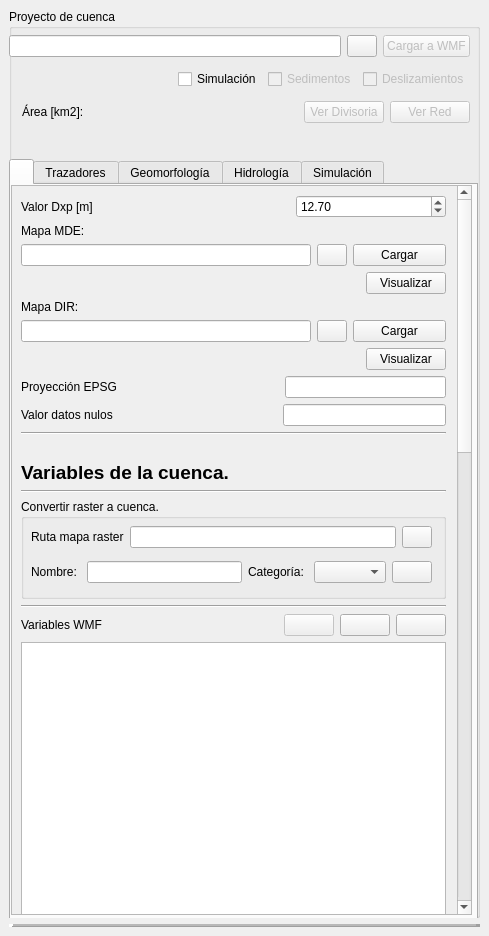
The window that qgisplugin/HydroSEDPlugin_dockwidget_base.ui (nicolas998/WMF) describes before a commit, drawn with Qt 5.
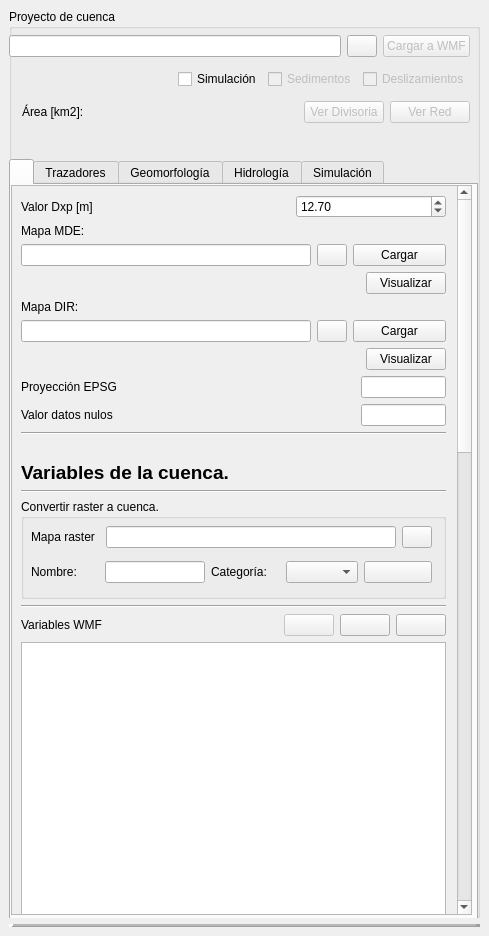
The same window after the commit. The open tabs and pages were chosen to show the change. Icons and pictures are not drawn.

Patch:
```diff
--- a/qgisplugin/HydroSEDPlugin_dockwidget_base.ui
+++ b/qgisplugin/HydroSEDPlugin_dockwidget_base.ui
@@ -294,7 +294,7 @@
             <property name="geometry">
              <rect>
               <x>0</x>
-              <y>0</y>
+              <y>-455</y>
               <width>443</width>
               <height>2018</height>
              </rect>
@@ -609,7 +609,7 @@
                       <enum>Qt::LeftToRight</enum>
                      </property>
                      <property name="text">
-                      <string>Proyección EPSG</string>
+                      <string>Proyección EPSG </string>
                      </property>
                     </widget>
                    </item>
@@ -630,7 +630,7 @@
                     <widget class="QLineEdit" name="LineEditEPSG">
                      <property name="maximumSize">
                       <size>
-                       <width>290</width>
+                       <width>85</width>
                        <height>16777215</height>
                       </size>
                      </property>
@@ -676,7 +676,7 @@
                     <widget class="QLineEdit" name="LineEditNoData">
                      <property name="maximumSize">
                       <size>
-                       <width>290</width>
+                       <width>85</width>
                        <height>16777215</height>
                       </size>
                      </property>
@@ -763,7 +763,7 @@
                           <string>&lt;html&gt;&lt;head/&gt;&lt;body&gt;&lt;p&gt;Mapa DIR (direcciones de flujo) obtenido a partir del MDE.  Se debe obtener mediante la herramienta &lt;span style=&quot; font-style:italic;&quot;&gt;r.watershed&lt;/span&gt; de GRASS.&lt;/p&gt;&lt;/body&gt;&lt;/html&gt;</string>
                          </property>
                          <property name="text">
-                          <string>Ruta mapa raster</string>
+                          <string>Mapa raster</string>
                          </property>
                         </widget>
                        </item>
@@ -824,7 +824,7 @@
                         <widget class="QLineEdit" name="NameRaster2WMF">
                          <property name="maximumSize">
                           <size>
-                           <width>290</width>
+                           <width>100</width>
                            <height>16777215</height>
                           </size>
                          </property>
```
Left out of the diff: 56 changed lines with no effect on the pictures.
